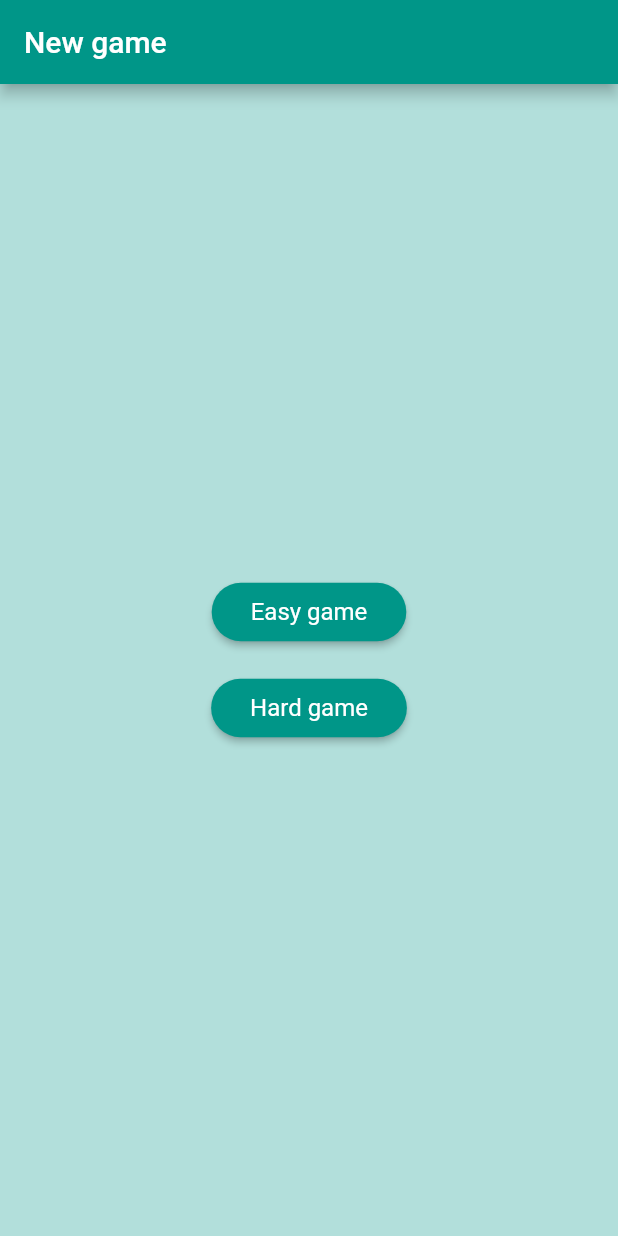
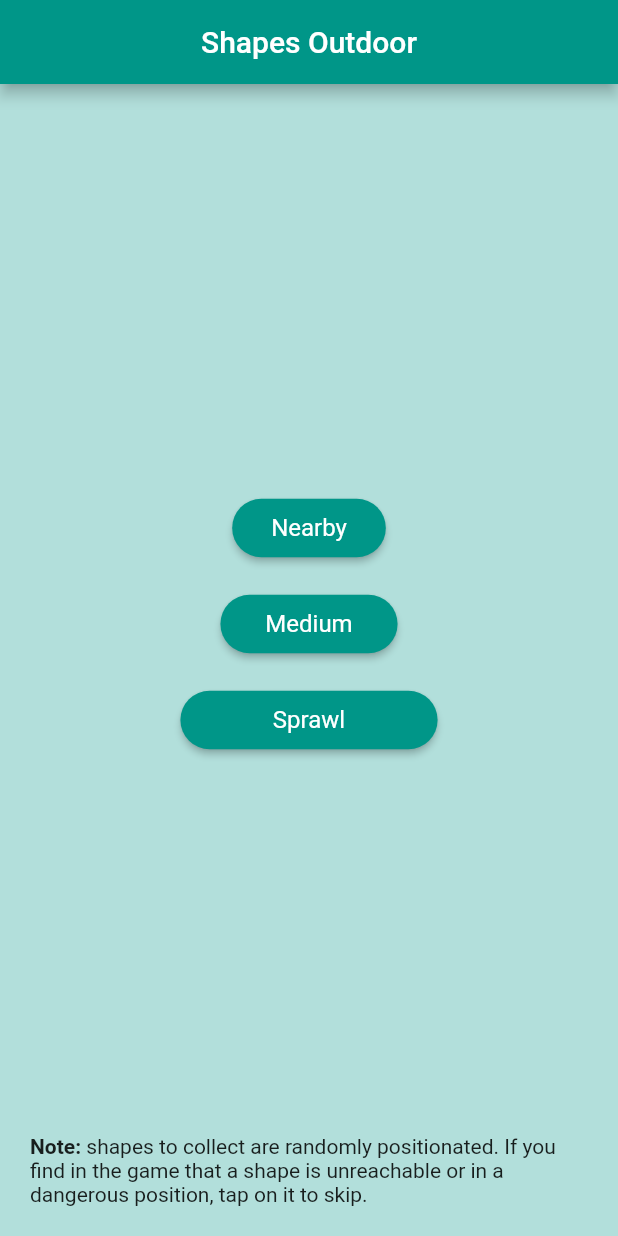
Before and after one commit to Leffe108/shapes-outdoor2, a Flutter app: the screen it shows after launch, on a phone screen of 412 x 824 dp. Run offline on Flutter 3.47's test engine with Material 2 defaults, Android fonts, the phone set to English and light mode, and no system bars; our stand-ins replace flutter_map, latlong2, location, routemaster.

Commit message:
Add: sprawl difficulty level
Also tweak visuals of current shape to collect vs other shapes

```diff
--- a/lib/main.dart
+++ b/lib/main.dart
@@ -24,7 +24,7 @@ class MyApp extends StatelessWidget {
           colorScheme: ColorScheme.fromSwatch(
             primarySwatch: Colors.teal,
             backgroundColor: Colors.teal[100],
-            accentColor: Colors.deepOrange[500],
+            accentColor: Colors.green[600],
           ),
         ),
         routerDelegate: RoutemasterDelegate(
--- a/lib/screens/new_game/new_game_screen.dart
+++ b/lib/screens/new_game/new_game_screen.dart
@@ -7,17 +7,43 @@ class NewGameScreen extends StatelessWidget {
   @override
   Widget build(BuildContext context) {
     return Scaffold(
-      appBar: AppBar(title: const Text('New game')),
+      appBar: AppBar(title: const Text('Shapes Outdoor'), centerTitle: true,),
       body: Container(
         color: Theme.of(context).colorScheme.background,
-        child: Center(
-          child: Column(
-            mainAxisAlignment: MainAxisAlignment.center,
-            children: const [
-              NewGameButton(Text('Easy game'), 5),
-              SizedBox(height: 20,),
-              NewGameButton(Text('Hard game'), 15),
-            ],
+        child: Padding(
+          padding: const EdgeInsets.all(20.0),
+          child: Center(
+            child: Column(
+              mainAxisSize: MainAxisSize.max,
+              children: [
+                Expanded(
+                  child: Column(
+                    mainAxisAlignment: MainAxisAlignment.center,
+                    children: const [
+                      NewGameButton(Text('Nearby'), 5, 250, 250),
+                      SizedBox(
+                        height: 20,
+                      ),
+                      NewGameButton(Text(' Medium '), 15, 250, 750),
+                      SizedBox(
+                        height: 20,
+                      ),
+                      NewGameButton(Text('         Sprawl         '), 20, 250, 2500),
+                    ],
+                  ),
+                ),
+                const Text.rich(TextSpan(
+                  children: [
+                    TextSpan(
+                        text: 'Note: ',
+                        style: TextStyle(fontWeight: FontWeight.bold)),
+                    TextSpan(
+                        text:
+                            'shapes to collect are randomly positionated. If you find in the game that a shape is unreachable or in a dangerous position, tap on it to skip.'),
+                  ],
+                )),
+              ],
+            ),
           ),
         ),
       ),
--- a/lib/screens/new_game/widgets/new_game_button.dart
+++ b/lib/screens/new_game/widgets/new_game_button.dart
@@ -9,7 +9,9 @@ import 'package:shapes_outdoor/utils/locate.dart';
 class NewGameButton extends StatefulWidget {
   final Widget label;
   final int n;
-  const NewGameButton(this.label, this.n, {Key? key}) : super(key: key);
+  final int minRangeM;
+  final int maxRangeM;
+  const NewGameButton(this.label, this.n, this.minRangeM, this.maxRangeM, {Key? key}) : super(key: key);
 
   @override
   State<NewGameButton> createState() => _NewGameButtonState();
@@ -56,7 +58,7 @@ class _NewGameButtonState extends State<NewGameButton> {
           }
         }
 
-        state.newGame(widget.n, pos);
+        state.newGame(pos, widget.n, widget.minRangeM, widget.maxRangeM);
         state.playerPos = pos;
         if (!mounted) return;
         Routemaster.of(context).push('/game');
```
Also changed, not shown: lib/models/game_state.dart (+10 -2 lines), lib/screens/game/widgets/game_status.dart (+8 -6 lines), lib/screens/game/widgets/shape_marker_widget.dart (+22 -10 lines).
